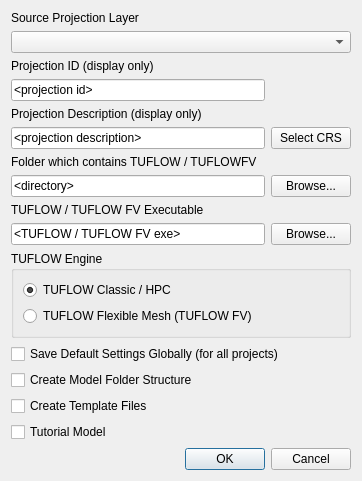
TUFLOW-Support/QGIS-TUFLOW-Plugin, file tuflow/forms/ui_tuflowqgis_configure_tuflow_project.ui: the form before one commit.
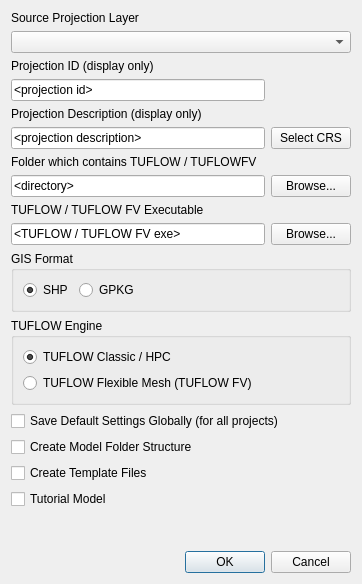
The form after the commit.

Patch:
```diff
--- a/tuflow/forms/ui_tuflowqgis_configure_tuflow_project.ui
+++ b/tuflow/forms/ui_tuflowqgis_configure_tuflow_project.ui
@@ -7,7 +7,7 @@
     <x>0</x>
     <y>0</y>
     <width>362</width>
-    <height>447</height>
+    <height>584</height>
    </rect>
   </property>
   <property name="windowTitle">
@@ -23,20 +23,6 @@
        </property>
       </widget>
      </item>
-     <item row="2" column="0">
-      <widget class="QLabel" name="label_5">
-       <property name="text">
-        <string>Projection ID (display only)</string>
-       </property>
-      </widget>
-     </item>
-     <item row="4" column="0">
-      <widget class="QLabel" name="label_2">
-       <property name="text">
-        <string>Projection Description (display only)</string>
-       </property>
-      </widget>
-     </item>
      <item row="9" column="1">
       <widget class="QPushButton" name="browseexe">
        <property name="text">
@@ -61,17 +47,17 @@
        </property>
       </widget>
      </item>
-     <item row="12" column="0" colspan="2">
-      <widget class="QCheckBox" name="cbCreate">
+     <item row="2" column="0">
+      <widget class="QLabel" name="label_5">
        <property name="text">
-        <string>Create Model Folder Structure</string>
+        <string>Projection ID (display only)</string>
        </property>
       </widget>
      </item>
-     <item row="0" column="0">
-      <widget class="QLabel" name="label_1">
+     <item row="4" column="0">
+      <widget class="QLabel" name="label_2">
        <property name="text">
-        <string>Source Projection Layer</string>
+        <string>Projection Description (display only)</string>
        </property>
       </widget>
      </item>
@@ -82,42 +68,6 @@
        </property>
       </widget>
      </item>
-     <item row="15" column="0">
-      <spacer name="verticalSpacer">
-       <property name="orientation">
-        <enum>Qt::Vertical</enum>
-       </property>
-       <property name="sizeHint" stdset="0">
-        <size>
-         <width>20</width>
-         <height>40</height>
-        </size>
-       </property>
-      </spacer>
-     </item>
-     <item row="13" column="0" colspan="2">
-      <widget class="QCheckBox" name="cbRun">
-       <property name="text">
-        <string>Create Template Files</string>
-       </property>
-      </widget>
-     </item>
-     <item row="1" column="0" colspan="2">
-      <widget class="QComboBox" name="sourcelayer"/>
-     </item>
-     <item row="3" column="0">
-      <widget class="QLineEdit" name="form_crsID">
-       <property name="text">
-        <string>&lt;projection id&gt;</string>
-       </property>
-       <property name="dragEnabled">
-        <bool>false</bool>
-       </property>
-       <property name="readOnly">
-        <bool>true</bool>
-       </property>
-      </widget>
-     </item>
      <item row="8" column="0">
       <widget class="QLabel" name="label_4">
        <property name="text">
@@ -125,6 +75,42 @@
        </property>
       </widget>
      </item>
+     <item row="3" column="0">
+      <widget class="QLineEdit" name="form_crsID">
+       <property name="text">
+        <string>&lt;projection id&gt;</string>
+       </property>
+       <property name="dragEnabled">
+        <bool>false</bool>
+       </property>
+       <property name="readOnly">
+        <bool>true</bool>
+       </property>
+      </widget>
+     </item>
+     <item row="5" column="0">
+      <widget class="QLineEdit" name="crsDesc">
+       <property name="text">
+        <string>&lt;projection description&gt;</string>
+       </property>
+       <property name="dragEnabled">
+        <bool>false</bool>
+       </property>
+       <property name="readOnly">
+        <bool>true</bool>
+       </property>
+      </widget>
+     </item>
+     <item row="1" column="0" colspan="2">
+      <widget class="QComboBox" name="sourcelayer"/>
+     </item>
+     <item row="12" column="0" colspan="2">
+      <widget class="QCheckBox" name="cbGlobal">
+       <property name="text">
+        <string>Save Default Settings Globally (for all projects)</string>
+       </property>
+      </widget>
+     </item>
      <item row="7" column="0">
       <widget class="QLineEdit" name="outdir">
        <property name="text">
@@ -136,26 +122,6 @@
       </widget>
      </item>
      <item row="11" column="0" colspan="2">
-      <widget class="QCheckBox" name="cbGlobal">
-       <property name="text">
-        <string>Save Default Settings Globally (for all projects)</string>
-       </property>
-      </widget>
-     </item>
-     <item row="5" column="0">
-      <widget class="QLineEdit" name="crsDesc">
-       <property name="text">
-        <string>&lt;projection description&gt;</string>
-       </property>
-       <property name="dragEnabled">
-        <bool>false</bool>
-       </property>
-       <property name="readOnly">
-        <bool>true</bool>
-       </property>
-      </widget>
-     </item>
-     <item row="10" column="0" colspan="2">
       <widget class="QGroupBox" name="groupBox">
        <property name="title">
         <string>TUFLOW Engine</string>
@@ -187,13 +153,96 @@
        </layout>
       </widget>
      </item>
-     <item row="14" column="0">
+     <item row="15" column="0">
       <widget class="QCheckBox" name="cbTutorial">
        <property name="text">
         <string>Tutorial Model</string>
        </property>
       </widget>
      </item>
+     <item row="14" column="0" colspan="2">
+      <widget class="QCheckBox" name="cbRun">
+       <property name="text">
+        <string>Create Template Files</string>
+       </property>
+      </widget>
+     </item>
+     <item row="0" column="0">
+      <widget class="QLabel" name="label_1">
+       <property name="text">
+        <string>Source Projection Layer</string>
+       </property>
+      </widget>
+     </item>
+     <item row="16" column="0">
+      <spacer name="verticalSpacer">
+       <property name="orientation">
+        <enum>Qt::Vertical</enum>
+       </property>
+       <property name="sizeHint" stdset="0">
+        <size>
+         <width>20</width>
+         <height>40</height>
+        </size>
+       </property>
+      </spacer>
+     </item>
+     <item row="13" column="0" colspan="2">
+      <widget class="QCheckBox" name="cbCreate">
+       <property name="text">
+        <string>Create Model Folder Structure</string>
+       </property>
+      </widget>
+     </item>
+     <item row="10" column="0" colspan="2">
+      <widget class="QGroupBox" name="gbGisFormat">
+       <property name="title">
+        <string>GIS Format</string>
+       </property>
+       <layout class="QVBoxLayout" name="verticalLayout_2">
+        <item>
+         <layout class="QHBoxLayout" name="horizontalLayout">
+          <item>
+           <widget class="QRadioButton" name="rbSHP">
+            <property name="text">
+             <string>SHP</string>
+            </property>
+            <property name="checked">
+             <bool>true</bool>
+            </property>
+            <attribute name="buttonGroup">
+             <string notr="true">buttonGroup</string>
+            </attribute>
+           </widget>
+          </item>
+          <item>
+           <widget class="QRadioButton" name="rbGPKG">
+            <property name="text">
+             <string>GPKG</string>
+            </property>
+            <attribute name="buttonGroup">
+             <string notr="true">buttonGroup</string>
+            </attribute>
+           </widget>
+          </item>
+          <item>
+           <spacer name="horizontalSpacer">
+            <property name="orientation">
+             <enum>Qt::Horizontal</enum>
+            </property>
+            <property name="sizeHint" stdset="0">
+             <size>
+              <width>40</width>
+              <height>20</height>
+             </size>
+            </property>
+           </spacer>
+          </item>
+         </layout>
+        </item>
+       </layout>
+      </widget>
+     </item>
     </layout>
    </item>
    <item row="1" column="0">
```
Left out of the diff: 1 changed line with no effect on the pictures.
